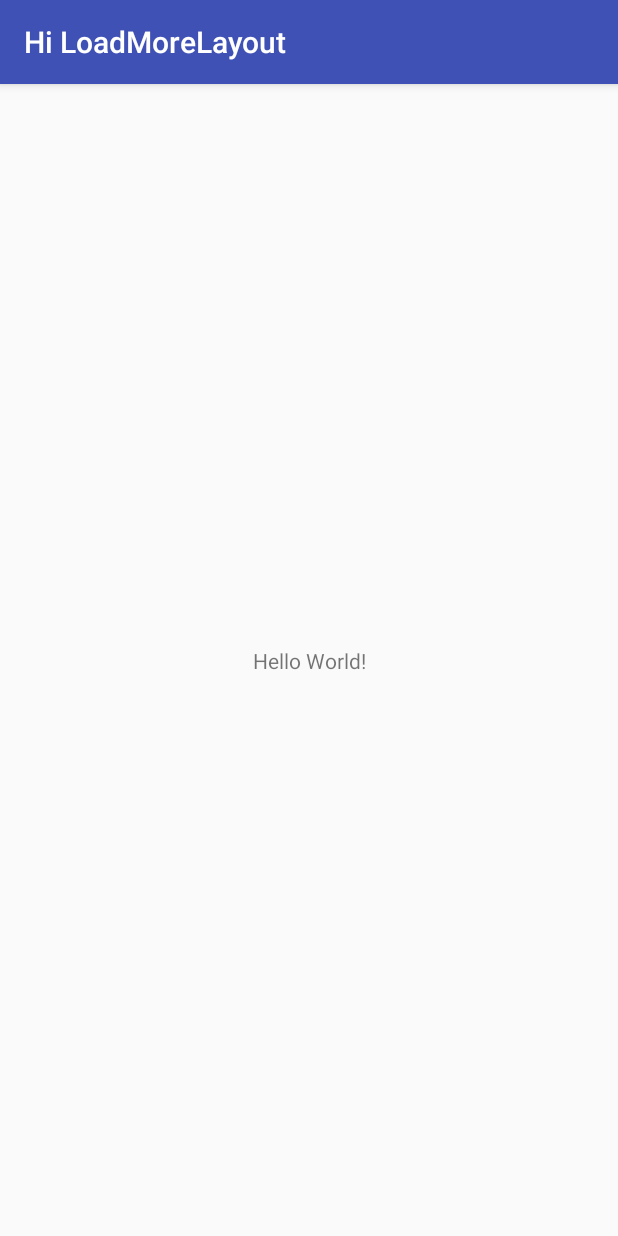
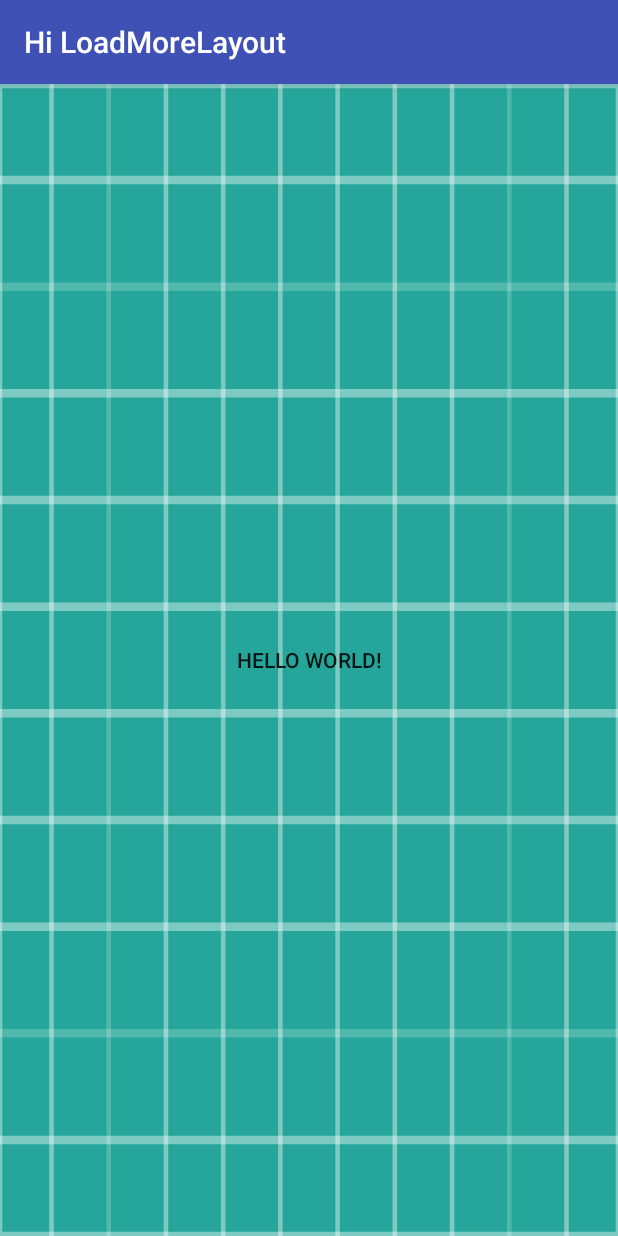
Before and after one commit to msdx/hi-loadmore, an Android app: the screen it shows after launch (MainActivity), on a phone screen of 412 x 824 dp. Run offline under Robolectric (Android 15) with nearby library versions, the phone set to English and light mode, and no system bars.

Commit message:
Add sample code

```diff
--- a/app/build.gradle
+++ b/app/build.gradle
@@ -21,6 +21,7 @@ android {
 
 dependencies {
     implementation fileTree(dir: 'libs', include: ['*.jar'])
+    implementation project(':library')
     implementation 'com.android.support:appcompat-v7:26.1.0'
     implementation 'com.android.support.constraint:constraint-layout:1.0.2'
     testImplementation 'junit:junit:4.12'
--- a/app/src/main/java/com/githang/hiloadmorelayout/demo/MainActivity.java
+++ b/app/src/main/java/com/githang/hiloadmorelayout/demo/MainActivity.java
@@ -1,13 +1,69 @@
 package com.githang.hiloadmorelayout.demo;
 
+import android.os.Bundle;
 import android.support.v7.app.AppCompatActivity;
-import android.os.Bundle;
+import android.widget.TextView;
+import android.widget.Toast;
+
+import com.githang.hiloadmore.LoadMoreHandler;
+import com.githang.hiloadmore.LoadMoreLayout;
+import com.githang.hiloadmore.LoadMoreUIHandler;
 
 public class MainActivity extends AppCompatActivity {
+
+    private LoadMoreLayout mLoadMoreLayout;
+    private TextView mContent;
+
+    private Toast mToast;
 
     @Override
     protected void onCreate(Bundle savedInstanceState) {
         super.onCreate(savedInstanceState);
         setContentView(R.layout.activity_main);
+
+        mToast = Toast.makeText(this, "", Toast.LENGTH_SHORT);
+
+        mLoadMoreLayout = findViewById(R.id.load_more);
+        mContent = findViewById(R.id.content);
+        mLoadMoreLayout.setLoadMoreUIHandler(new LoadMoreUIHandler() {
+            @Override
+            public void onPrepare() {
+                mContent.setText("上拉可以加载");
+                mToast.setText(mContent.getText());
+                mToast.show();
+            }
+
+            @Override
+            public void onBegin() {
+                mContent.setText("开始加载");
+                mToast.setText(mContent.getText());
+                mToast.show();
+            }
+
+            @Override
+            public void onComplete(boolean hasMore) {
+                mContent.setText("加载完成");
+                mToast.setText(mContent.getText());
+                mToast.show();
+            }
+
+            @Override
+            public void onPositionChange(int offsetY, int offsetToLoadMore) {
+                mContent.setText("位移：" + offsetY + "...触发加载需要的位移:" + offsetToLoadMore);
+            }
+        });
+
+        mLoadMoreLayout.setLoadMoreHandler(new LoadMoreHandler() {
+            @Override
+            public void onLoadMore() {
+                mContent.postDelayed(new Runnable() {
+                    @Override
+                    public void run() {
+                        mLoadMoreLayout.loadMoreComplete(true);
+                    }
+                }, 2000);
+            }
+        });
+        mLoadMoreLayout.setHasMore(true);
     }
 }
--- a/app/src/main/res/layout/activity_main.xml
+++ b/app/src/main/res/layout/activity_main.xml
@@ -6,13 +6,23 @@
     android:layout_height="match_parent"
     tools:context="com.githang.hiloadmorelayout.demo.MainActivity">
 
-    <TextView
-        android:layout_width="wrap_content"
-        android:layout_height="wrap_content"
-        android:text="Hello World!"
+    <com.githang.hiloadmore.LoadMoreLayout
+        android:id="@+id/load_more"
+        android:layout_width="match_parent"
+        android:layout_height="match_parent"
         app:layout_constraintBottom_toBottomOf="parent"
         app:layout_constraintLeft_toLeftOf="parent"
         app:layout_constraintRight_toRightOf="parent"
-        app:layout_constraintTop_toTopOf="parent" />
+        app:layout_constraintTop_toTopOf="parent">
+
+        <Button
+            android:id="@+id/content"
+            android:layout_width="match_parent"
+            android:layout_height="match_parent"
+            android:background="@drawable/ic_launcher_background"
+            android:gravity="center"
+            android:text="Hello World!" />
+
+    </com.githang.hiloadmore.LoadMoreLayout>
 
 </android.support.constraint.ConstraintLayout>
```
